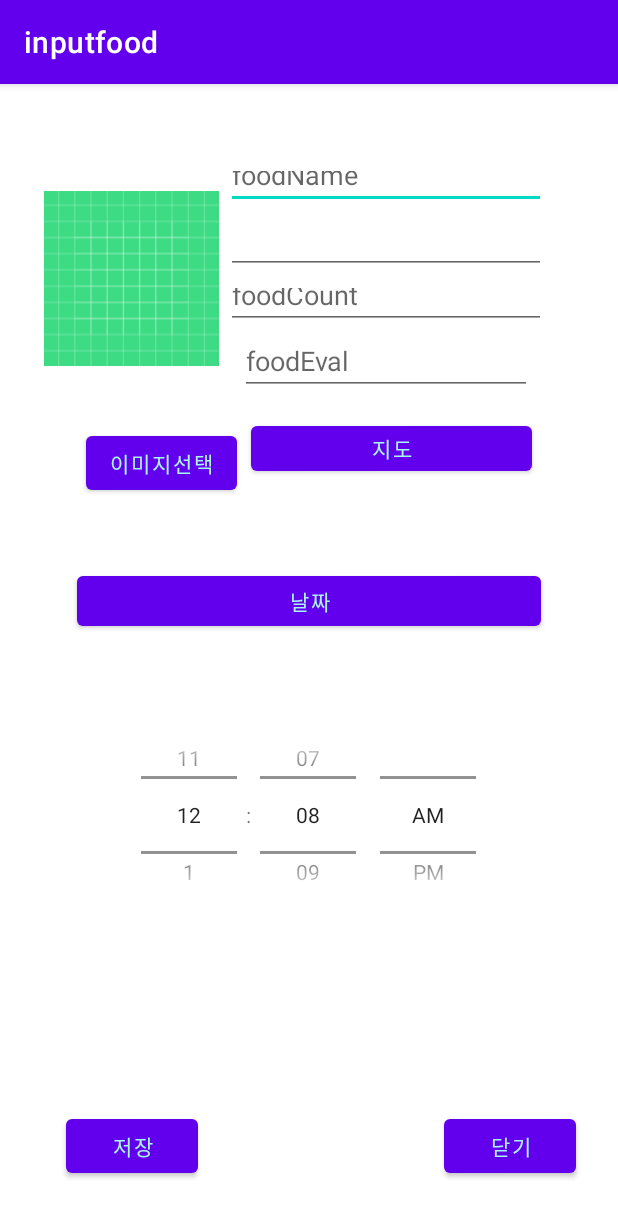
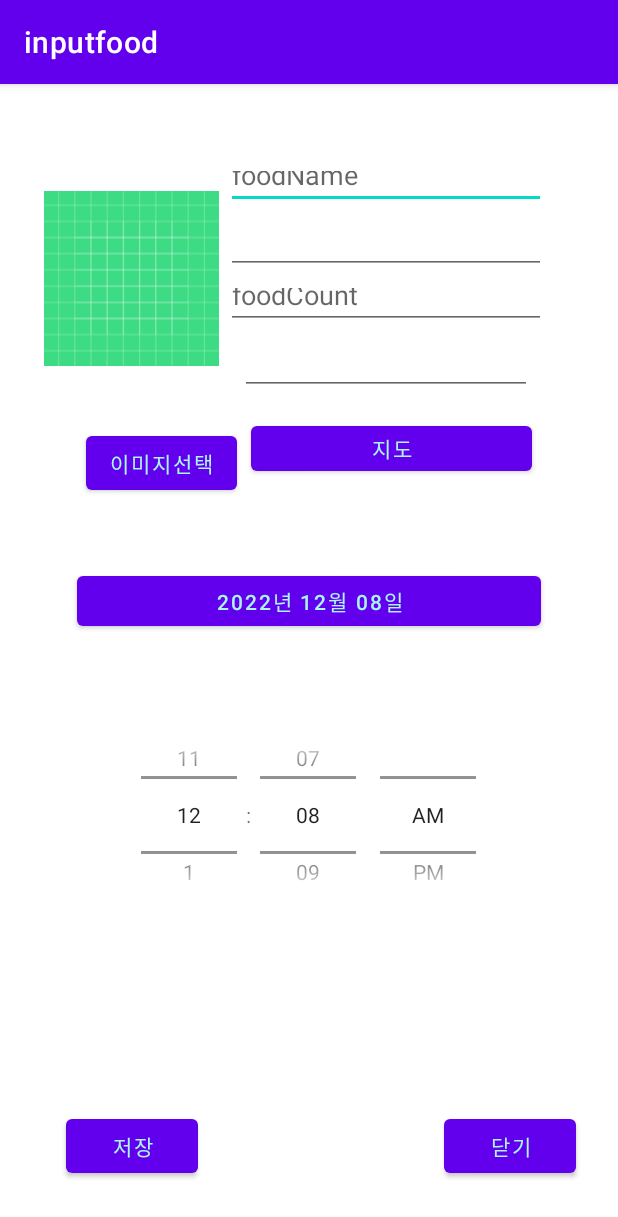
Before and after one commit to andysooho/CalorieProject, an Android app: the InputFood screen opened directly, with no data from a screen before it, after a tap on "저장", on a phone screen of 412 x 824 dp. Shown: the top 1217 px of the screen. Run offline under Robolectric (Android 15) with nearby library versions, the phone set to English and light mode, and no system bars.

Commit message:
Inputfood 날짜 개선 및 디비 저장

```diff
--- a/MyProject/app/src/main/java/com/example/myproject/InputFood.java
+++ b/MyProject/app/src/main/java/com/example/myproject/InputFood.java
@@ -25,12 +25,15 @@ import com.google.android.gms.maps.GoogleMap;
 import com.google.android.gms.maps.model.LatLng;
 import com.google.android.gms.maps.model.MarkerOptions;
 
+import java.text.ParseException;
+import java.text.SimpleDateFormat;
 import java.util.Calendar;
+import java.util.Date;
 
 public class InputFood extends AppCompatActivity {
     ImageView imageView;
     Button btn_close, btn_save, google_map, btn_date;
-    EditText foodname, foodcount, calorie, date, time, foodeval;
+    EditText foodname, foodcount, calorie, foodeval;
     TimePicker timePicker;
     DatePickerDialog datePickerDialog;
 
@@ -60,11 +63,27 @@ public class InputFood extends AppCompatActivity {
                 String calorie1 = calorie.getText().toString();
                 String foodeval1 = foodeval.getText().toString();
                 String time1 = timePicker.getHour() + ":" + timePicker.getMinute();
+                String date1 = btn_date.getText().toString();
 
-                if (foodname1.equals("") || foodcount1.equals("") || calorie1.equals("") || foodeval1.equals("")) {
-                    Toast.makeText(InputFood.this, "모든 항목을 입력해주세요.", Toast.LENGTH_SHORT).show();
+
+
+                //make date1 format 2022년 12월 8일 to yyyy-MM-dd using SimpleDateFormat
+                SimpleDateFormat inputFormat = new SimpleDateFormat("yyyy년 MM월 dd일");
+                Date date = null;
+                try {
+                    date = inputFormat.parse(date1);
+                } catch (ParseException e) {
+                    e.printStackTrace();
+                }
+                SimpleDateFormat outputFormat = new SimpleDateFormat("yyyy-MM-dd");
+                String outputDate = outputFormat.format(date);
+
+
+                if (foodname1.equals("") || calorie1.equals("")) {
+                    Toast.makeText(InputFood.this, "필수 항목을 입력해주세요.", Toast.LENGTH_SHORT).show();
+                    //Hint 도 글자로 인식하는듯
                 } else {
-                    insertUser(foodname1, foodcount1, calorie1, foodeval1, time1);
+                    insertUser(foodname1, foodcount1, calorie1, foodeval1, time1, outputDate);
                 }
             }
         });
@@ -75,7 +94,6 @@ public class InputFood extends AppCompatActivity {
                 finish();
             }
         });
-
 
         google_map.setOnClickListener(new View.OnClickListener() {
             @Override
@@ -110,15 +128,23 @@ public class InputFood extends AppCompatActivity {
             }//onClick
         });
 
+        // Get the current date and time using the Calendar class
+        Calendar calendar = Calendar.getInstance();
+        // Create a SimpleDateFormat object for formatting the date and time
+        SimpleDateFormat dateFormat = new SimpleDateFormat("yyyy년 MM월 dd일");
+        // Format the date and time into a string
+        String date1 = dateFormat.format(calendar.getTime());
+        btn_date.setText(date1);
     }
 
-    public void insertUser(String foodname1, String foodcount1, String calorie1, String foodeval1, String time1) {
+    public void insertUser(String foodname1, String foodcount1, String calorie1, String foodeval1, String time1, String date1) {
         User user = new User();
         user.foodname = foodname1;
         user.foodcount = foodcount1;
         user.calorie = calorie1;
         user.foodeval = foodeval1;
         user.time = time1;
+        user.date = date1;
 
         AppDatabase db = AppDatabase.getDBInstance(this.getApplicationContext());
         db.userDao().insertUser(user);
--- a/MyProject/app/src/main/res/layout/input_food.xml
+++ b/MyProject/app/src/main/res/layout/input_food.xml
@@ -54,7 +54,6 @@
         android:layout_marginEnd="9dp"
         android:layout_marginBottom="3dp"
         android:ems="10"
-        android:hint="foodEval"
         android:inputType="textPersonName"
         app:layout_constraintBottom_toBottomOf="@+id/imageView"
         app:layout_constraintEnd_toEndOf="@+id/foodCount"
```
